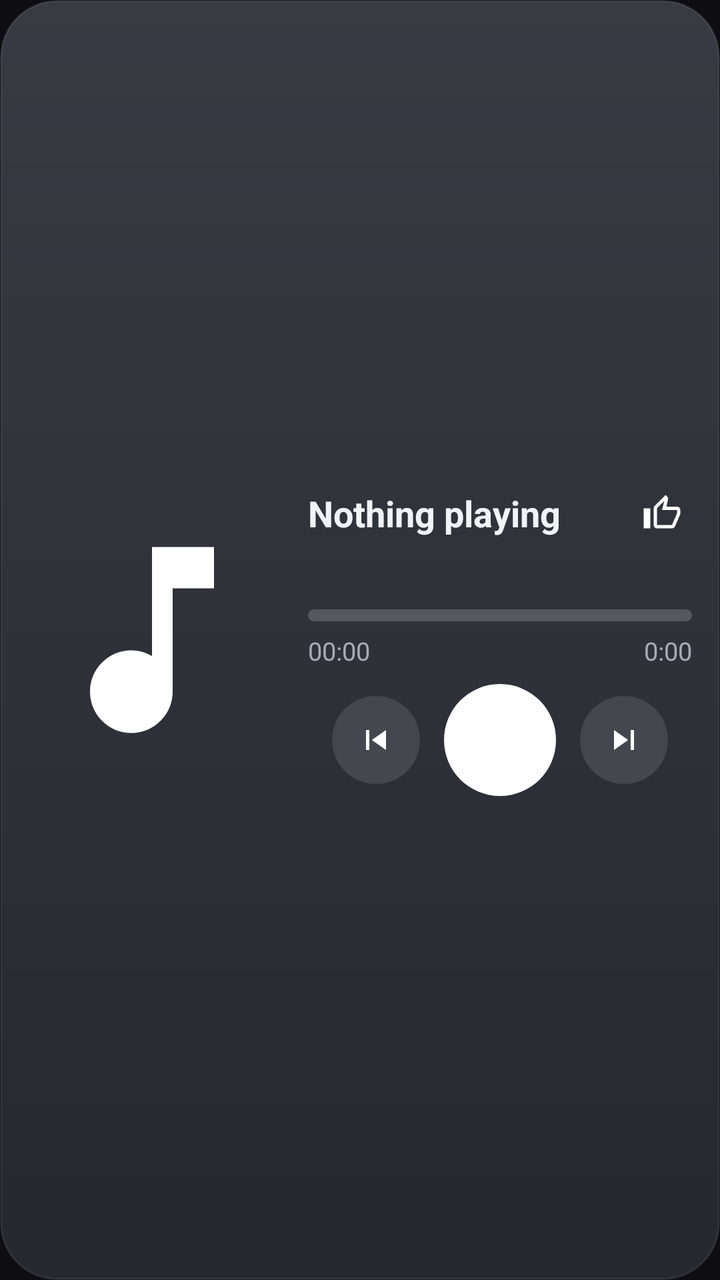
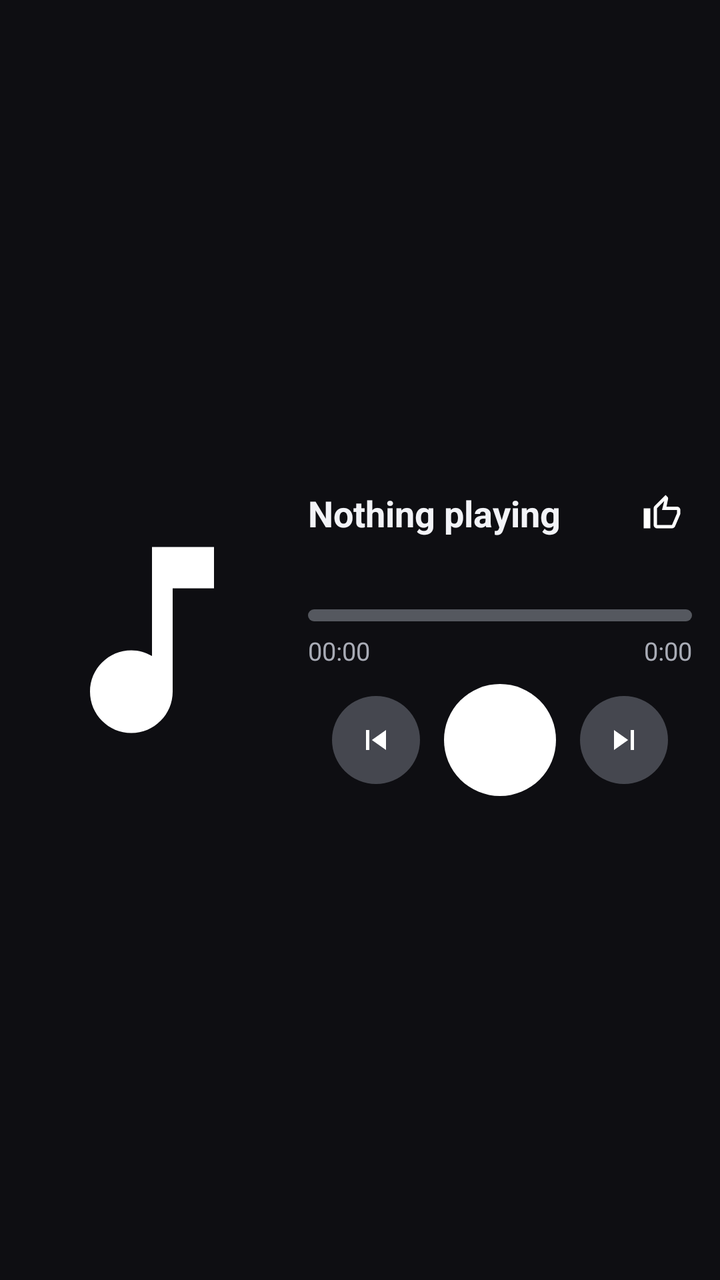

Screens rendered from an Android XML layout before and after an edit, with the pre-edit source and the edit as a unified diff.
<!-- AndroidManifest.xml: application theme Theme.Pocketfader -->
<!-- res/layout/widget_now_wide.xml -->
<?xml version="1.0" encoding="utf-8"?>
<LinearLayout xmlns:android="http://schemas.android.com/apk/res/android" android:id="@+id/root" android:layout_width="match_parent" android:layout_height="match_parent" android:orientation="horizontal" android:gravity="center_vertical" android:background="@drawable/widget_card" android:padding="14dp">
    <ImageView android:id="@+id/cover" android:layout_width="124dp" android:layout_height="124dp" android:scaleType="fitXY" android:src="@drawable/ic_w_music" android:contentDescription="Cover" />
    <LinearLayout android:layout_width="0dp" android:layout_height="wrap_content" android:layout_weight="1" android:layout_marginStart="16dp" android:orientation="vertical">
        <LinearLayout android:layout_width="match_parent" android:layout_height="wrap_content" android:orientation="horizontal" android:gravity="center_vertical">
            <TextView android:id="@+id/title" android:layout_width="0dp" android:layout_height="wrap_content" android:layout_weight="1" android:textColor="#FFF2F3F7" android:textSize="18sp" android:textStyle="bold" android:singleLine="true" android:ellipsize="end" android:text="Nothing playing" />
            <ImageView android:id="@+id/like" android:layout_width="30dp" android:layout_height="30dp" android:padding="5dp" android:src="@drawable/ic_w_like_off" android:background="?android:attr/selectableItemBackgroundBorderless" android:contentDescription="Like" />
        </LinearLayout>
        <TextView android:id="@+id/artist" android:layout_width="match_parent" android:layout_height="wrap_content" android:textColor="#FFA9ACB6" android:textSize="14sp" android:singleLine="true" android:ellipsize="end" />
        <ProgressBar android:id="@+id/progress" style="?android:attr/progressBarStyleHorizontal" android:layout_width="match_parent" android:layout_height="6dp" android:layout_marginTop="14dp" android:max="1000" android:progressDrawable="@drawable/widget_progress" />
        <LinearLayout android:layout_width="match_parent" android:layout_height="wrap_content" android:layout_marginTop="6dp" android:orientation="horizontal">
            <Chronometer android:id="@+id/pos" android:layout_width="wrap_content" android:layout_height="wrap_content" android:textColor="#FFA9ACB6" android:textSize="12.5sp" />
            <FrameLayout android:layout_width="0dp" android:layout_height="1dp" android:layout_weight="1" />
            <TextView android:id="@+id/dur" android:layout_width="wrap_content" android:layout_height="wrap_content" android:textColor="#FFA9ACB6" android:textSize="12.5sp" android:text="0:00" />
        </LinearLayout>
        <LinearLayout android:layout_width="match_parent" android:layout_height="wrap_content" android:layout_marginTop="8dp" android:orientation="horizontal" android:gravity="center">
            <FrameLayout android:id="@+id/prev" android:layout_width="44dp" android:layout_height="44dp" android:layout_marginStart="6dp" android:layout_marginEnd="6dp">
                <ImageView android:layout_width="match_parent" android:layout_height="match_parent" android:src="@drawable/widget_circle_dark" android:contentDescription="@null" />
                <ImageView android:id="@+id/prev_icon" android:layout_width="20dp" android:layout_height="20dp" android:layout_gravity="center" android:src="@drawable/ic_w_prev" android:contentDescription="Previous" />
            </FrameLayout>
            <FrameLayout android:id="@+id/play_box" android:layout_width="56dp" android:layout_height="56dp" android:layout_marginStart="6dp" android:layout_marginEnd="6dp">
                <ImageView android:id="@+id/play_bg" android:layout_width="match_parent" android:layout_height="match_parent" android:src="@drawable/widget_circle" android:contentDescription="@null" />
                <ImageView android:id="@+id/play" android:layout_width="28dp" android:layout_height="28dp" android:layout_gravity="center" android:src="@drawable/ic_w_play" android:contentDescription="Play or pause" />
            </FrameLayout>
            <FrameLayout android:id="@+id/next" android:layout_width="44dp" android:layout_height="44dp" android:layout_marginStart="6dp" android:layout_marginEnd="6dp">
                <ImageView android:layout_width="match_parent" android:layout_height="match_parent" android:src="@drawable/widget_circle_dark" android:contentDescription="@null" />
                <ImageView android:id="@+id/next_icon" android:layout_width="20dp" android:layout_height="20dp" android:layout_gravity="center" android:src="@drawable/ic_w_next" android:contentDescription="Next" />
            </FrameLayout>
        </LinearLayout>
    </LinearLayout>
</LinearLayout>
<!-- resources referenced by this layout -->
<resources>
  <!-- drawable ic_w_like_off (drawable) -->
  <?xml version="1.0" encoding="utf-8"?>
  <vector xmlns:android="http://schemas.android.com/apk/res/android"
      android:width="24dp" android:height="24dp" android:viewportWidth="24" android:viewportHeight="24">
      <path android:fillColor="#FFFFFFFF" android:pathData="M9,21h9c0.83,0 1.54,-0.5 1.84,-1.22l3.02,-7.05c0.09,-0.23 0.14,-0.47 0.14,-0.73v-2c0,-1.1 -0.9,-2 -2,-2h-6.31l0.95,-4.57 0.03,-0.32c0,-0.41 -0.17,-0.79 -0.44,-1.06L14.17,1 7.58,7.59C7.22,7.95 7,8.45 7,9v10c0,1.1 0.9,2 2,2zM9,9l4.34,-4.34L12,10h9v2l-3,7H9V9zM1,9h4v12H1z" />
  </vector>
  <!-- drawable ic_w_music (drawable) -->
  <?xml version="1.0" encoding="utf-8"?>
  <vector xmlns:android="http://schemas.android.com/apk/res/android"
      android:width="24dp" android:height="24dp" android:viewportWidth="24" android:viewportHeight="24">
      <path android:fillColor="#FFFFFFFF" android:pathData="M12,3v10.55c-0.59,-0.34 -1.27,-0.55 -2,-0.55 -2.21,0 -4,1.79 -4,4s1.79,4 4,4 4,-1.79 4,-4V7h4V3h-6z" />
  </vector>
  <!-- drawable ic_w_next (drawable) -->
  <?xml version="1.0" encoding="utf-8"?>
  <vector xmlns:android="http://schemas.android.com/apk/res/android"
      android:width="24dp" android:height="24dp" android:viewportWidth="24" android:viewportHeight="24">
      <path android:fillColor="#FFFFFFFF" android:pathData="M6,18l8.5,-6L6,6v12zM16,6v12h2V6h-2z" />
  </vector>
  <!-- drawable ic_w_play (drawable) -->
  <?xml version="1.0" encoding="utf-8"?>
  <vector xmlns:android="http://schemas.android.com/apk/res/android"
      android:width="24dp" android:height="24dp" android:viewportWidth="24" android:viewportHeight="24">
      <path android:fillColor="#FFFFFFFF" android:pathData="M8,5v14l11,-7z" />
  </vector>
  <!-- drawable ic_w_prev (drawable) -->
  <?xml version="1.0" encoding="utf-8"?>
  <vector xmlns:android="http://schemas.android.com/apk/res/android"
      android:width="24dp" android:height="24dp" android:viewportWidth="24" android:viewportHeight="24">
      <path android:fillColor="#FFFFFFFF" android:pathData="M6,6h2v12H6zm3.5,6l8.5,6V6z" />
  </vector>
  <!-- drawable widget_card (drawable) -->
  <?xml version="1.0" encoding="utf-8"?>
  <shape xmlns:android="http://schemas.android.com/apk/res/android" android:shape="rectangle">
      <gradient android:angle="270" android:startColor="#F23A3D45" android:endColor="#F2272930" />
      <stroke android:width="1dp" android:color="#14FFFFFF" />
      <corners android:radius="28dp" />
  </shape>
  <!-- drawable widget_circle (drawable) -->
  <?xml version="1.0" encoding="utf-8"?>
  <shape xmlns:android="http://schemas.android.com/apk/res/android" android:shape="oval"><solid android:color="#FFFFFFFF" /></shape>
  <!-- drawable widget_circle_dark (drawable) -->
  <?xml version="1.0" encoding="utf-8"?>
  <shape xmlns:android="http://schemas.android.com/apk/res/android" android:shape="oval"><solid android:color="#FF45474F" /></shape>
  <!-- drawable widget_progress (drawable) -->
  <?xml version="1.0" encoding="utf-8"?>
  <layer-list xmlns:android="http://schemas.android.com/apk/res/android">
      <item android:id="@android:id/background">
          <shape android:shape="rectangle"><solid android:color="#FF55585F" /><corners android:radius="3dp" /></shape>
      </item>
      <item android:id="@android:id/progress">
          <clip><shape android:shape="rectangle"><solid android:color="#FFE8EAF2" /><corners android:radius="3dp" /></shape></clip>
      </item>
  </layer-list>
  <style name="Theme.Pocketfader" parent="@android:style/Theme.Material.NoActionBar">
          <item name="android:windowBackground">@color/pf_window</item>
          <item name="android:statusBarColor">@android:color/transparent</item>
          <item name="android:navigationBarColor">@android:color/transparent</item>
      </style>
  <color name="pf_window">#0E0E12</color>
</resources>

<!-- the commit's change to res/layout/widget_now_wide.xml (unified diff, before → after) -->
@@ -1,5 +1,5 @@
 <?xml version="1.0" encoding="utf-8"?>
-<LinearLayout xmlns:android="http://schemas.android.com/apk/res/android" android:id="@+id/root" android:layout_width="match_parent" android:layout_height="match_parent" android:orientation="horizontal" android:gravity="center_vertical" android:background="@drawable/widget_card" android:padding="14dp">
+<LinearLayout xmlns:android="http://schemas.android.com/apk/res/android" android:id="@+id/root" android:layout_width="match_parent" android:layout_height="match_parent" android:orientation="horizontal" android:gravity="center_vertical" android:padding="14dp">
     <ImageView android:id="@+id/cover" android:layout_width="124dp" android:layout_height="124dp" android:scaleType="fitXY" android:src="@drawable/ic_w_music" android:contentDescription="Cover" />
     <LinearLayout android:layout_width="0dp" android:layout_height="wrap_content" android:layout_weight="1" android:layout_marginStart="16dp" android:orientation="vertical">
         <LinearLayout android:layout_width="match_parent" android:layout_height="wrap_content" android:orientation="horizontal" android:gravity="center_vertical">
<!-- resource entries referenced after the edit -->
@@ -30,13 +30,6 @@
       android:width="24dp" android:height="24dp" android:viewportWidth="24" android:viewportHeight="24">
       <path android:fillColor="#FFFFFFFF" android:pathData="M6,6h2v12H6zm3.5,6l8.5,6V6z" />
   </vector>
-  <!-- drawable widget_card (drawable) -->
-  <?xml version="1.0" encoding="utf-8"?>
-  <shape xmlns:android="http://schemas.android.com/apk/res/android" android:shape="rectangle">
-      <gradient android:angle="270" android:startColor="#F23A3D45" android:endColor="#F2272930" />
-      <stroke android:width="1dp" android:color="#14FFFFFF" />
-      <corners android:radius="28dp" />
-  </shape>
   <!-- drawable widget_circle (drawable) -->
   <?xml version="1.0" encoding="utf-8"?>
   <shape xmlns:android="http://schemas.android.com/apk/res/android" android:shape="oval"><solid android:color="#FFFFFFFF" /></shape>
